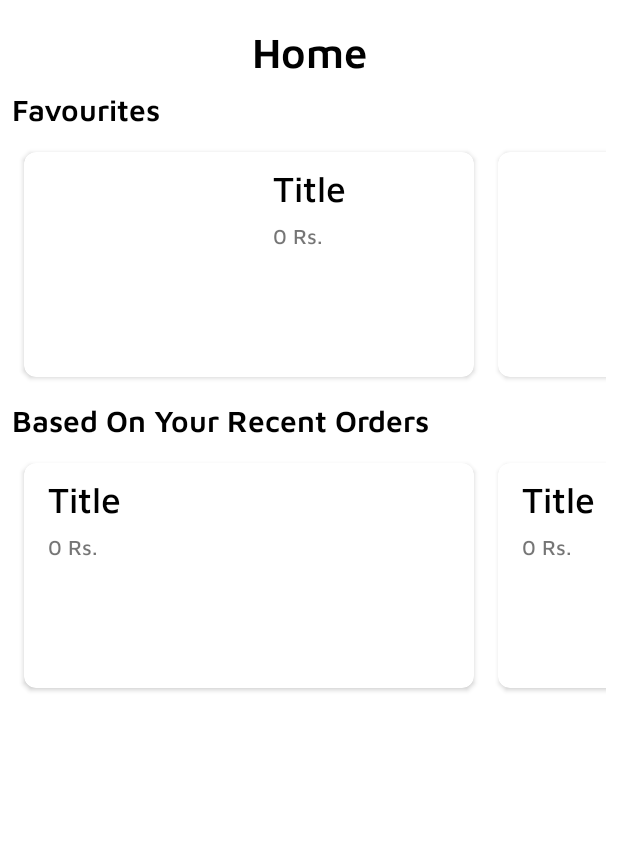
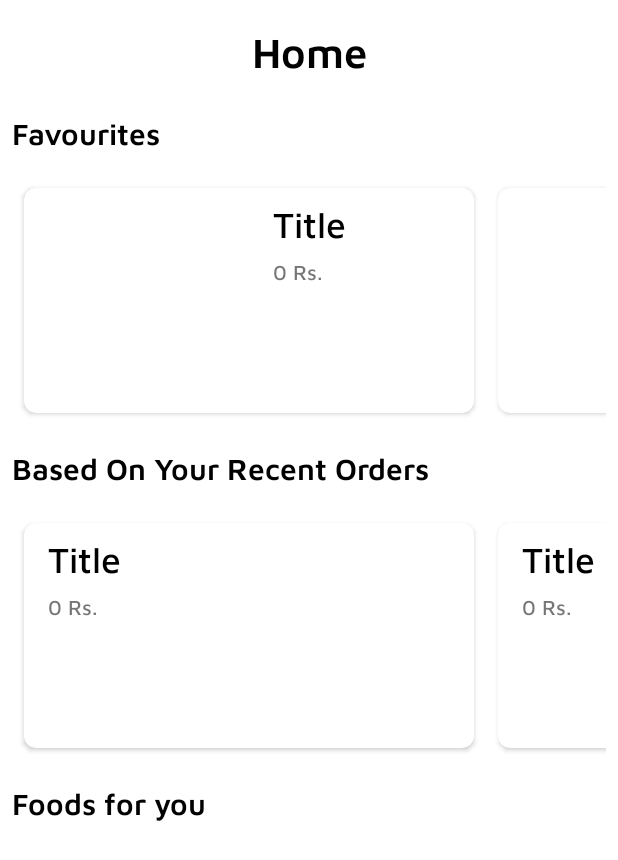
Before and after one commit to PreetJagani/Canteen-Managment, an Android app: the layout fragment_home.xml on its own in the app's theme, with its tools: preview values and no code run, on a phone screen of 412 x 824 dp. Shown: the top 860 px of the screen. Run offline under Robolectric (Android 15) with nearby library versions, the phone set to English and light mode, and no system bars.

Commit message:
view food based on time functionality added

```diff
--- a/app/build.gradle
+++ b/app/build.gradle
@@ -50,7 +50,7 @@ dependencies {
 
     implementation 'com.google.firebase:firebase-auth:19.4.0' // firebase auth
 
-    implementation 'com.github.PreetJagani:Canteen-managment-admin:v1.11' //github api library
+    implementation 'com.github.PreetJagani:Canteen-managment-admin:v1.12' //github api library
 
     //for bottom navigation bar
     implementation 'com.ismaeldivita.chipnavigation:chip-navigation-bar:1.3.3'
--- a/app/src/main/res/layout/fragment_home.xml
+++ b/app/src/main/res/layout/fragment_home.xml
@@ -1,7 +1,7 @@
 <?xml version="1.0" encoding="utf-8"?>
-<layout xmlns:tools="http://schemas.android.com/tools"
-    xmlns:android="http://schemas.android.com/apk/res/android"
-    xmlns:app="http://schemas.android.com/apk/res-auto">
+<layout xmlns:android="http://schemas.android.com/apk/res/android"
+    xmlns:app="http://schemas.android.com/apk/res-auto"
+    xmlns:tools="http://schemas.android.com/tools">
 
     <androidx.constraintlayout.widget.ConstraintLayout
         style="@style/fragment_style"
@@ -14,9 +14,25 @@
             android:layout_width="wrap_content"
             android:layout_height="wrap_content"
             android:text="Home"
+            android:paddingBottom="@dimen/medium"
             app:layout_constraintEnd_toEndOf="parent"
             app:layout_constraintStart_toStartOf="parent"
             app:layout_constraintTop_toTopOf="parent" />
+
+
+
+        <androidx.core.widget.NestedScrollView
+            android:id="@+id/NV"
+            android:layout_width="match_parent"
+            android:layout_height="0dp"
+            app:layout_constraintBottom_toBottomOf="parent"
+            app:layout_constraintEnd_toEndOf="parent"
+            app:layout_constraintStart_toStartOf="parent"
+            app:layout_constraintTop_toBottomOf="@+id/textView4">
+
+            <androidx.constraintlayout.widget.ConstraintLayout
+                android:layout_width="match_parent"
+                android:layout_height="wrap_content">
 
                 <TextView
                     android:id="@+id/textView10"
@@ -25,12 +41,14 @@
                     android:layout_margin="@dimen/small"
                     android:fontFamily="@font/mavenpro_semi_bold"
                     android:text="Favourites"
+                    android:textColor="@android:color/black"
                     android:textSize="20sp"
-            tools:visibility="visible"
                     android:visibility="gone"
-            android:textColor="@android:color/black"
+                    app:layout_constraintBottom_toTopOf="@+id/RV_fav"
                     app:layout_constraintStart_toStartOf="parent"
-            app:layout_constraintTop_toBottomOf="@+id/textView4" />
+                    app:layout_constraintTop_toTopOf="parent"
+                    app:layout_constraintVertical_chainStyle="packed"
+                    tools:visibility="visible" />
 
                 <androidx.recyclerview.widget.RecyclerView
                     android:id="@+id/RV_fav"
@@ -39,7 +57,7 @@
                     android:layout_margin="@dimen/small"
                     android:orientation="horizontal"
                     app:layoutManager="androidx.recyclerview.widget.LinearLayoutManager"
-            app:layout_constraintEnd_toEndOf="parent"
+                    app:layout_constraintBottom_toTopOf="@+id/textView9"
                     app:layout_constraintTop_toBottomOf="@+id/textView10"
                     tools:listitem="@layout/item_food_layout1" />
 
@@ -48,25 +66,56 @@
                     android:layout_width="wrap_content"
                     android:layout_height="wrap_content"
                     android:layout_margin="@dimen/small"
-            android:textSize="20sp"
                     android:fontFamily="@font/mavenpro_semi_bold"
-            tools:visibility="visible"
-            android:visibility="gone"
                     android:text="Based On Your Recent Orders"
                     android:textColor="@android:color/black"
+                    android:textSize="20sp"
+                    android:visibility="gone"
+                    app:layout_constraintBottom_toTopOf="@+id/RV_recent_food"
                     app:layout_constraintStart_toStartOf="parent"
-            app:layout_constraintTop_toBottomOf="@+id/RV_fav" />
+                    app:layout_constraintTop_toBottomOf="@+id/RV_fav"
+                    tools:visibility="visible" />
+
 
                 <androidx.recyclerview.widget.RecyclerView
                     android:id="@+id/RV_recent_food"
                     android:layout_width="match_parent"
                     android:layout_height="wrap_content"
                     android:layout_margin="@dimen/small"
-            tools:listitem="@layout/item_food_layout2"
                     android:orientation="horizontal"
                     app:layoutManager="androidx.recyclerview.widget.LinearLayoutManager"
-            app:layout_constraintEnd_toEndOf="parent"
-            app:layout_constraintTop_toBottomOf="@+id/textView9" />
+                    app:layout_constraintBottom_toTopOf="@+id/TV_greetings"
+                    app:layout_constraintTop_toBottomOf="@+id/textView9"
+                    tools:layout_editor_absoluteX="0dp"
+                    tools:listitem="@layout/item_food_layout2" />
+
+                <TextView
+                    android:id="@+id/TV_greetings"
+                    android:layout_width="wrap_content"
+                    android:layout_height="wrap_content"
+                    android:layout_margin="@dimen/small"
+                    android:fontFamily="@font/mavenpro_semi_bold"
+                    android:text="Foods for you"
+                    android:textColor="@android:color/black"
+                    android:textSize="20sp"
+                    android:visibility="gone"
+                    app:layout_constraintBottom_toTopOf="@+id/RV_food"
+                    app:layout_constraintStart_toStartOf="parent"
+                    app:layout_constraintTop_toBottomOf="@+id/RV_recent_food"
+                    tools:visibility="visible" />
+
+                <androidx.recyclerview.widget.RecyclerView
+                    android:id="@+id/RV_food"
+                    android:layout_width="match_parent"
+                    android:layout_height="wrap_content"
+                    android:layout_margin="@dimen/small"
+                    app:layout_constraintBottom_toBottomOf="parent"
+                    app:layout_constraintTop_toBottomOf="@+id/TV_greetings"
+                    tools:layout_editor_absoluteX="62dp" />
+
+            </androidx.constraintlayout.widget.ConstraintLayout>
+
+        </androidx.core.widget.NestedScrollView>
 
         <androidx.cardview.widget.CardView
             android:id="@+id/BT_order_list"
@@ -92,6 +141,7 @@
 
         </androidx.cardview.widget.CardView>
 
+
     </androidx.constraintlayout.widget.ConstraintLayout>
 
 </layout>
```
Also changed, not shown: app/src/main/java/com/canteenmanagment/Fragment/Home/FoodRecyclerViewAdapter.kt (added, +47 -0 lines), app/src/main/java/com/canteenmanagment/Fragment/Home/HomeFragment.kt (+46 -1 lines), app/src/main/java/com/canteenmanagment/Fragment/Home/HomeFragmentViewModel.kt (+21 -4 lines), app/src/main/java/com/canteenmanagment/helper/helper.kt (+51 -0 lines), app/src/main/res/layout/item_food_layout3.xml (added, +53 -0 lines), 2 other files. Lines whose indentation alone changed are shown as unchanged.
